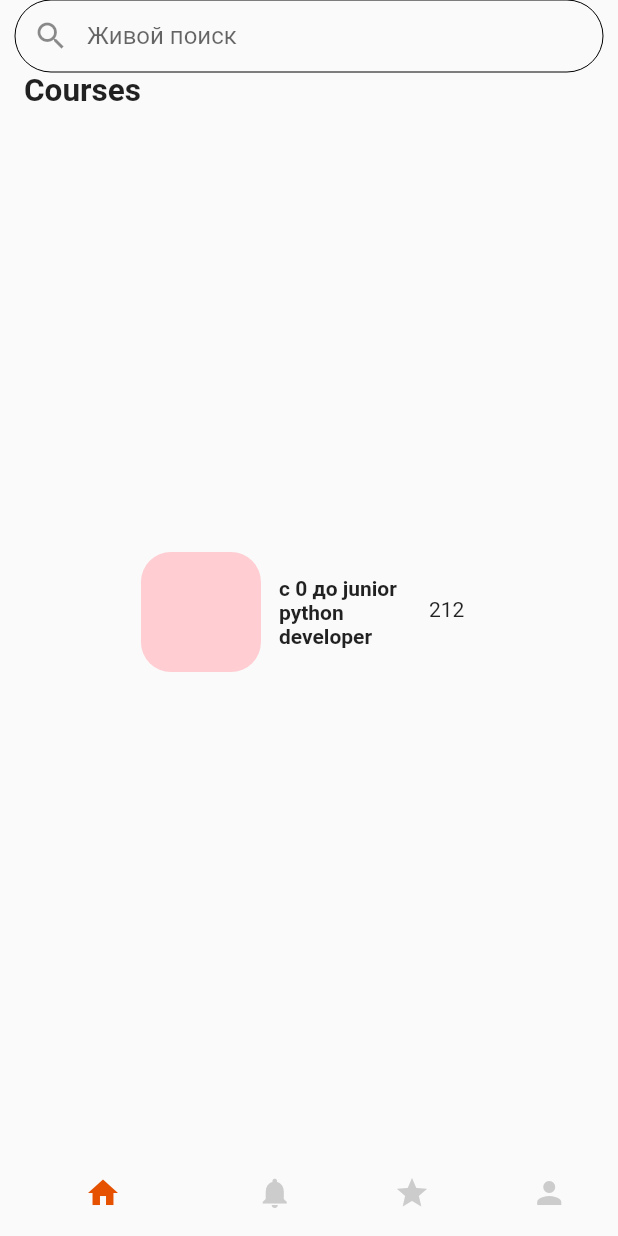
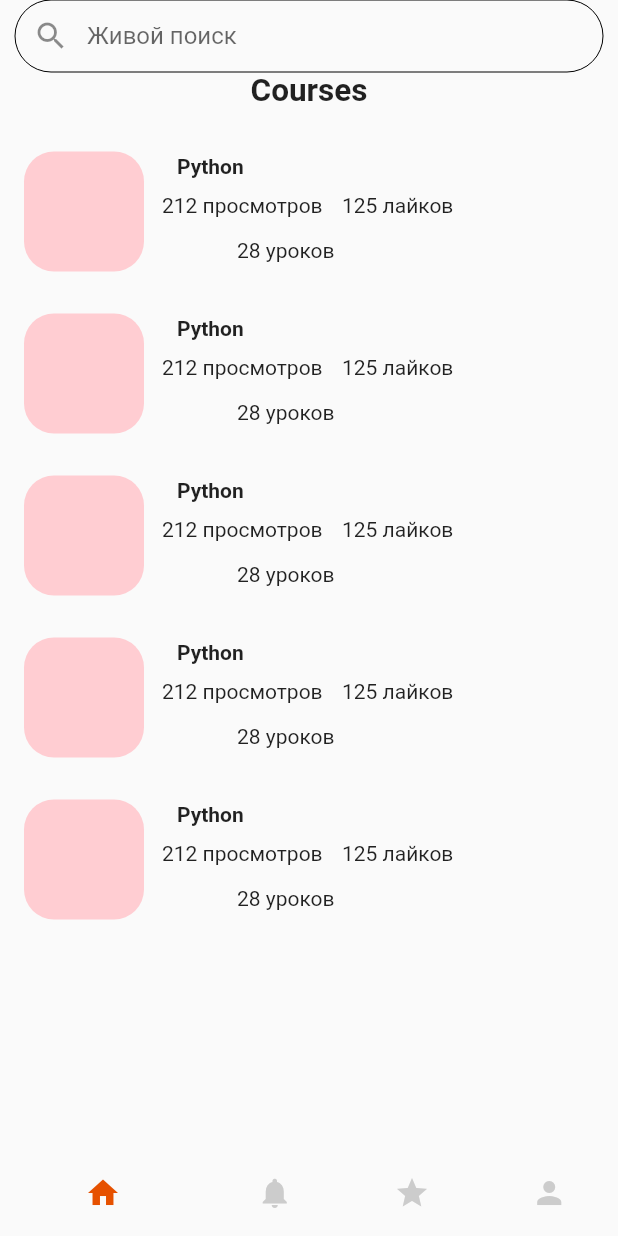
Before and after one commit to Rusya1465/flutter_app1, a Flutter app: the screen it shows after launch, on a phone screen of 412 x 824 dp. Run offline on Flutter 3.47's test engine with Material 2 defaults, Android fonts, the phone set to English and light mode, and no system bars; our stand-ins replace video_player.

Commit message:
update product cart

```diff
--- a/lib/widgets/product_cart.dart
+++ b/lib/widgets/product_cart.dart
@@ -21,30 +21,31 @@ class _CartViewState extends State<CartView> {
         ),
         body: Padding(
           padding: const EdgeInsets.symmetric(horizontal: 16.0),
-      child: Row(children: <Widget>[
-        Column(children: [ Text("Courses",
+          child: Column(children: <Widget>[
+            Column(
+              children: [
+                Center(
+                    child: Text("Courses",
                         style: TextStyle(
                           fontWeight: FontWeight.bold,
                           fontSize: 21.0,
-            ))],)
-       ,
-
-        SizedBox(
-          height: 15.0,
-        ),
-        Container(width: 80.0, height: 80.0, child: Center(child: Container(decoration: BoxDecoration(color: Colors.red[100], borderRadius: BorderRadius.circular(20.0))))),
-        SizedBox(
-          width: 12.0,
-        ),
-        Row(children: <Widget>[
-          Container(width: 100.0, child: Text('с 0 до junior python developer', style: TextStyle(fontWeight: FontWeight.bold))),
-          Container(width: 40.0, height: 20.0, child: Text('212 просмотров'))
-        ])
+                        ))),
+                        SizedBox(height: 28.0,),
+                        _ProductCart(),
+                        SizedBox(height: 28.0,),
+                        _ProductCart(),
+                         SizedBox(height: 28.0,),
+                        _ProductCart(),
+                         SizedBox(height: 28.0,),
+                        _ProductCart(),
+                         SizedBox(height: 28.0,),
+                        _ProductCart()
+              ],
+            )
           ]),
         ));
   }
 }
-
 
 Widget _searchField() {
   return Material(
@@ -69,3 +70,50 @@ Widget _searchField() {
     ),
   );
 }
+
+class _ProductCart extends StatelessWidget {
+  const _ProductCart({Key? key}) : super(key: key);
+
+  @override
+  Widget build(BuildContext context) {
+    return Row(
+      children: [
+        Container(
+            width: 80.0,
+            height: 80.0,
+            child: Center(
+                child: Container(
+                    decoration: BoxDecoration(
+                        color: Colors.red[100],
+                        borderRadius: BorderRadius.circular(20.0))))),
+        SizedBox(
+          width: 12.0,
+        ),
+        Column(children: <Widget>[
+          Container(
+              width: 200.0,
+              child: Text('Python',
+                  style: TextStyle(fontWeight: FontWeight.bold))),
+                  SizedBox(height:10.0,),
+               Row(children: [Container(width: 120.0, height: 20.0, child: Text('212 просмотров')),Container(width: 100.0, height: 20.0, child: Text('125 лайков'))],),
+               SizedBox(height: 10.0,),
+                Row(children: [Container(width: 120.0, height: 20.0, child: Text('28 уроков'))])
+        ])
+      ],
+    );
+  }
+}
+
+
+
+
+class _CategoryView extends StatelessWidget {
+  const _CategoryView({Key? key}) : super(key: key);
+
+  @override
+  Widget build(BuildContext context) {
+    return ListView(children: [
+      Container(height: 20.0,width: 30.0,child: Center(child: Text('Python'),),)
+    ],);
+  }
+}
```
Lines whose indentation alone changed are shown as unchanged.
